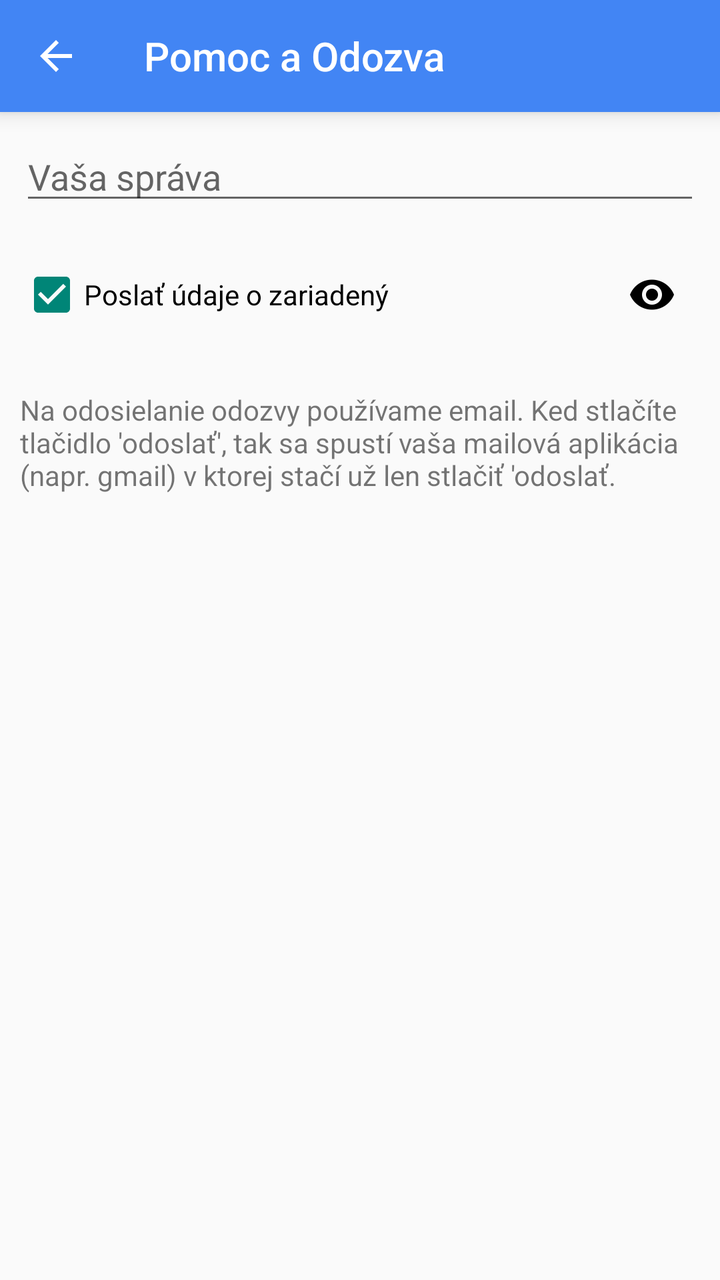
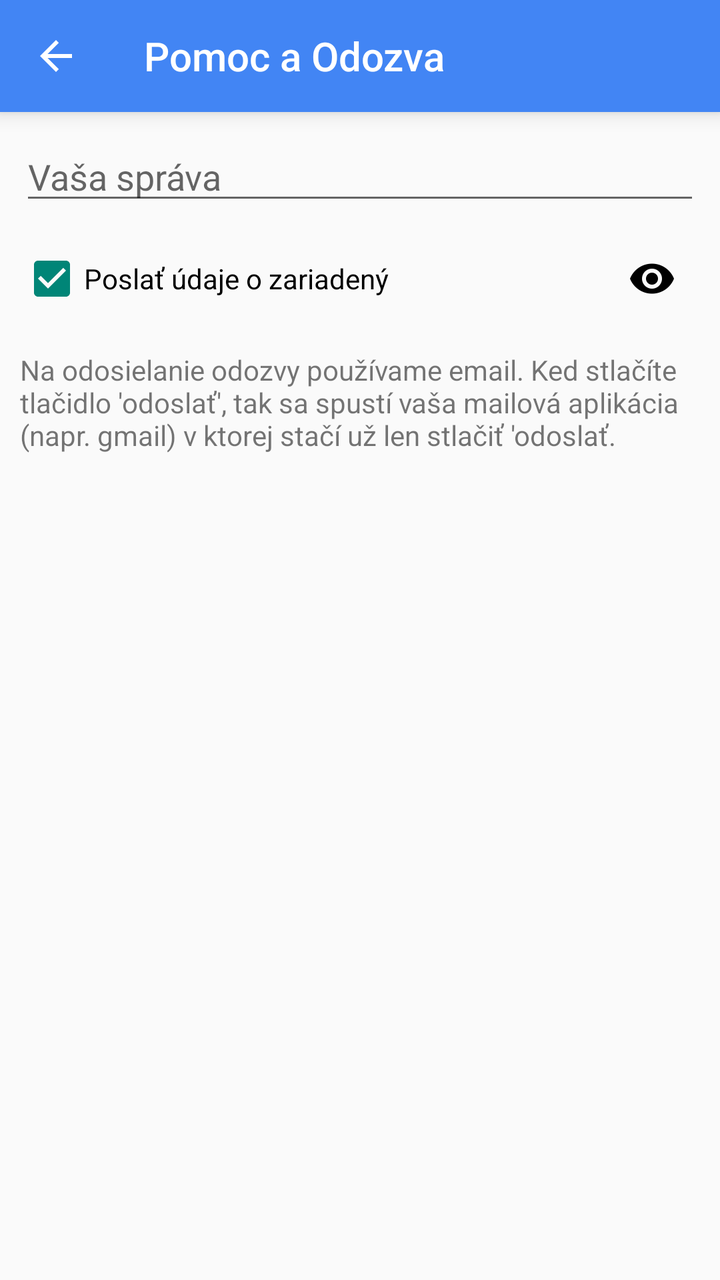

Screens rendered from an Android XML layout before and after an edit, with the pre-edit source and the edit as a unified diff.
<!-- AndroidManifest.xml: application theme MyTheme.Light -->
<!-- res/layout/activity_send_feedback.xml -->
<?xml version="1.0" encoding="utf-8"?>
<LinearLayout xmlns:android="http://schemas.android.com/apk/res/android"
    xmlns:app="http://schemas.android.com/apk/res-auto"
    xmlns:tools="http://schemas.android.com/tools"
    android:layout_width="match_parent"
    android:layout_height="match_parent"
    android:background="?android:attr/windowBackground"
    android:fitsSystemWindows="true"
    android:orientation="vertical"
    tools:context=".Activities.SendFeedbackActivity">

    <android.support.design.widget.AppBarLayout
        android:layout_width="match_parent"
        android:layout_height="wrap_content"
        android:elevation="6dp"
        android:theme="@style/MyTheme.AppBarOverlay">

        <android.support.v7.widget.Toolbar
            android:id="@+id/toolbar"
            android:layout_width="match_parent"
            android:layout_height="?attr/actionBarSize"
            android:background="?attr/colorPrimary"
            app:navigationContentDescription="@string/abc_action_bar_up_description"
            app:navigationIcon="?attr/homeAsUpIndicator"
            app:popupTheme="@style/MyTheme.PopupOverlay"
            app:title="@string/title_pomoc_a_odozva">

        </android.support.v7.widget.Toolbar>

    </android.support.design.widget.AppBarLayout>

    
    <ScrollView
        android:layout_width="match_parent"
        android:layout_height="match_parent"
        android:scrollbars="vertical">

        
        <LinearLayout
            android:layout_width="match_parent"
            android:layout_height="wrap_content"
            android:orientation="vertical"
            android:paddingBottom="@dimen/activity_vertical_margin"
            android:paddingLeft="@dimen/activity_horizontal_margin"
            android:paddingRight="@dimen/activity_horizontal_margin"
            android:paddingTop="@dimen/activity_vertical_margin">

            <TextView
                android:id="@+id/connectivity_error"
                android:layout_width="match_parent"
                android:layout_height="wrap_content"
                android:layout_marginBottom="8dp"
                android:gravity="center_horizontal"
                android:text="@string/error_connect_to_the_internet"
                android:textColor="#ff0000"
                android:textSize="16sp"
                android:visibility="gone" />

            <EditText
                android:id="@+id/feedback_message"
                android:layout_width="match_parent"
                android:layout_height="wrap_content"
                android:layout_marginBottom="16dp"
                android:hint="@string/hint_enter_your_feedback"
                android:inputType="textMultiLine" />

            <RelativeLayout
                android:layout_width="match_parent"
                android:layout_height="wrap_content">

                <CheckBox
                    android:id="@+id/send_system_info"
                    android:layout_width="wrap_content"
                    android:layout_height="wrap_content"
                    android:layout_centerVertical="true"
                    android:checked="true"
                    android:text="@string/send_system_info" />

                <ImageButton
                    android:id="@+id/preview_system_info"
                    android:layout_width="48dp"
                    android:layout_height="48dp"
                    android:layout_alignParentEnd="true"
                    android:layout_alignParentRight="true"
                    android:background="?attr/selectableItemBackgroundBorderless"
                    android:contentDescription="@string/cd_preview_system_info"
                    android:tint="?attr/colorIcons"
                    android:src="@drawable/ic_remove_red_eye_black_24dp" />

            </RelativeLayout>

            
            

            <TextView
                android:id="@+id/send_feedback_disclaimer"
                android:layout_width="match_parent"
                android:layout_height="wrap_content"
                android:layout_gravity="bottom"
                android:layout_marginTop="24dp"
                android:text="@string/send_feedback_disclaimer" />

        </LinearLayout>

    </ScrollView>

</LinearLayout>
<!-- resources referenced by this layout -->
<resources>
  <dimen name="activity_horizontal_margin">4dp</dimen>
  <dimen name="activity_vertical_margin">4dp</dimen>
  <!-- drawable ic_remove_red_eye_black_24dp: png bitmap (drawable-hdpi, 470 bytes) -->
  <string name="cd_preview_system_info">Prezrieť odoslané údaje</string>
  <string name="error_connect_to_the_internet">Pripojte sa k internetu.</string>
  <string name="hint_enter_your_feedback">Vaša správa</string>
  <string name="send_feedback_disclaimer">Na odosielanie odozvy používame email. Ked stlačíte tlačidlo \'odoslať\', tak sa spustí vaša mailová aplikácia (napr. gmail) v ktorej stačí už len stlačiť \'odoslať.</string>
  <string name="send_system_info">Poslať údaje o zariadený</string>
  <string name="title_pomoc_a_odozva">Pomoc a Odozva</string>
  <style name="MyTheme.AppBarOverlay" parent="ThemeOverlay.AppCompat.Dark.ActionBar" />
  <style name="MyTheme.PopupOverlay" parent="ThemeOverlay.AppCompat.Light" />
  <style name="MyTheme.Light" parent="@style/Theme.AppCompat.Light.NoActionBar">
          
          
          <item name="colorPrimary">@color/colorPrimary</item>
          <item name="colorPrimaryDark">@color/colorPrimaryDark</item>
          <item name="colorSecondary">@color/colorSecondary</item>
          <item name="colorSecondaryDark">@color/colorSecondaryDark</item>
          <item name="colorTextTitle">@color/colorTextTitle</item>
          
          <item name="colorFlatButtons">@color/colorFlatButtons</item>
          <item name="colorFloatingActionButton">@color/colorFloatingActionButton</item>
          <item name="colorTabIndicator">@color/colorTabIndicator</item>
          <item name="colorCardBackground">@color/colorCardBackground</item>
          <item name="colorNavigationDrawerBackground">@color/colorNavigationDrawerBackground</item>
  
          
          <item name="colorText">#de000000</item>
          <item name="colorSecondaryText">#8a000000</item>
          <item name="colorIcons">#8a000000</item>
          <item name="colorDisabled">#60000000</item>
          <item name="colorHintText">#60000000</item>
          <item name="colorDividers">#1e000000</item>
      </style>
  <color name="colorPrimary" type="color">#4285F4</color>
  <color name="colorPrimaryDark" type="color">#3367D6</color>
  <color name="colorSecondary" type="color">@color/deep_teal_300</color>
  <color name="colorSecondaryDark" type="color">@color/deep_teal_500</color>
  <color name="colorTextTitle" type="color">#FFEE58</color>
  <color name="colorFlatButtons" type="color">@color/pink_A200</color>
  <color name="colorFloatingActionButton" type="color">@color/amber_A700</color>
  <color name="colorTabIndicator" type="color">@color/amber_A700</color>
  <color name="colorCardBackground" type="color">#FFF</color>
  <color name="colorNavigationDrawerBackground" type="color">#FAFAFA</color>
  <color name="deep_teal_300" type="color">#4DB6AC</color>
  <color name="deep_teal_500" type="color">#009688</color>
  <color name="pink_A200" type="color">#FF4081</color>
  <color name="amber_A700" type="color">#FFAB00</color>
</resources>

<!-- the commit's change to res/layout/activity_send_feedback.xml (unified diff, before → after) -->
@@ -23,7 +23,7 @@
             app:navigationContentDescription="@string/abc_action_bar_up_description"
             app:navigationIcon="?attr/homeAsUpIndicator"
             app:popupTheme="@style/MyTheme.PopupOverlay"
-            app:title="@string/title_pomoc_a_odozva">
+            app:title="@string/title_help_and_feedback">
 
         </android.support.v7.widget.Toolbar>
 
@@ -60,13 +60,13 @@
                 android:id="@+id/feedback_message"
                 android:layout_width="match_parent"
                 android:layout_height="wrap_content"
-                android:layout_marginBottom="16dp"
                 android:hint="@string/hint_enter_your_feedback"
                 android:inputType="textMultiLine" />
 
             <RelativeLayout
                 android:layout_width="match_parent"
-                android:layout_height="wrap_content">
+                android:layout_height="wrap_content"
+                android:layout_marginTop="8dp">
 
                 <CheckBox
                     android:id="@+id/send_system_info"
@@ -94,10 +94,10 @@
 
             <TextView
                 android:id="@+id/send_feedback_disclaimer"
-                android:layout_width="match_parent"
+                android:layout_width="wrap_content"
                 android:layout_height="wrap_content"
-                android:layout_gravity="bottom"
-                android:layout_marginTop="24dp"
+                android:layout_gravity="center_horizontal|bottom"
+                android:layout_marginTop="12dp"
                 android:text="@string/send_feedback_disclaimer" />
 
         </LinearLayout>
<!-- resource entries referenced after the edit -->
@@ -8,7 +8,7 @@
   <string name="hint_enter_your_feedback">Vaša správa</string>
   <string name="send_feedback_disclaimer">Na odosielanie odozvy používame email. Ked stlačíte tlačidlo \'odoslať\', tak sa spustí vaša mailová aplikácia (napr. gmail) v ktorej stačí už len stlačiť \'odoslať.</string>
   <string name="send_system_info">Poslať údaje o zariadený</string>
-  <string name="title_pomoc_a_odozva">Pomoc a Odozva</string>
+  <string name="title_help_and_feedback">Pomoc a Odozva</string>
   <style name="MyTheme.AppBarOverlay" parent="ThemeOverlay.AppCompat.Dark.ActionBar" />
   <style name="MyTheme.PopupOverlay" parent="ThemeOverlay.AppCompat.Light" />
   <style name="MyTheme.Light" parent="@style/Theme.AppCompat.Light.NoActionBar">
@@ -25,6 +25,8 @@
           <item name="colorTabIndicator">@color/colorTabIndicator</item>
           <item name="colorCardBackground">@color/colorCardBackground</item>
           <item name="colorNavigationDrawerBackground">@color/colorNavigationDrawerBackground</item>
+  
+          <item name="colorFeedbackBackground">@color/colorFeedbackBackground</item>
   
           
           <item name="colorText">#de000000</item>
@@ -44,6 +46,7 @@
   <color name="colorTabIndicator" type="color">@color/amber_A700</color>
   <color name="colorCardBackground" type="color">#FFF</color>
   <color name="colorNavigationDrawerBackground" type="color">#FAFAFA</color>
+  <color name="colorFeedbackBackground" type="color">#43A047</color>
   <color name="deep_teal_300" type="color">#4DB6AC</color>
   <color name="deep_teal_500" type="color">#009688</color>
   <color name="pink_A200" type="color">#FF4081</color>
